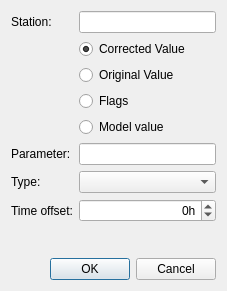
Old version of the form src/dl_addcolumn.ui in the repository metno/kvhqc.
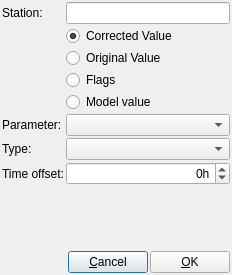
New version of the form.

```diff
--- a/src/dl_addcolumn.ui
+++ b/src/dl_addcolumn.ui
@@ -6,16 +6,25 @@
    <rect>
     <x>0</x>
     <y>0</y>
-    <width>227</width>
-    <height>291</height>
+    <width>232</width>
+    <height>275</height>
    </rect>
   </property>
   <property name="windowTitle">
    <string>Add column</string>
   </property>
   <layout class="QVBoxLayout" name="verticalLayout">
+   <property name="spacing">
+    <number>2</number>
+   </property>
+   <property name="margin">
+    <number>2</number>
+   </property>
    <item>
     <layout class="QFormLayout" name="formLayout">
+     <property name="fieldGrowthPolicy">
+      <enum>QFormLayout::AllNonFixedFieldsGrow</enum>
+     </property>
      <item row="0" column="0">
       <widget class="QLabel" name="labelStation">
        <property name="text">
@@ -34,7 +43,7 @@
       </widget>
      </item>
      <item row="7" column="1">
-      <widget class="QLineEdit" name="textParam"/>
+      <widget class="QComboBox" name="comboParam"/>
      </item>
      <item row="8" column="0">
       <widget class="QLabel" name="labelType">
@@ -103,14 +112,35 @@
     </layout>
    </item>
    <item>
-    <widget class="QDialogButtonBox" name="buttons">
-     <property name="orientation">
-      <enum>Qt::Horizontal</enum>
-     </property>
-     <property name="standardButtons">
-      <set>QDialogButtonBox::Cancel|QDialogButtonBox::Ok</set>
-     </property>
-    </widget>
+    <layout class="QHBoxLayout" name="horizontalLayout_3">
+     <item>
+      <spacer name="horizontalSpacer">
+       <property name="orientation">
+        <enum>Qt::Horizontal</enum>
+       </property>
+       <property name="sizeHint" stdset="0">
+        <size>
+         <width>40</width>
+         <height>20</height>
+        </size>
+       </property>
+      </spacer>
+     </item>
+     <item>
+      <widget class="QPushButton" name="buttonCancel">
+       <property name="text">
+        <string>&amp;Cancel</string>
+       </property>
+      </widget>
+     </item>
+     <item>
+      <widget class="QPushButton" name="buttonOk">
+       <property name="text">
+        <string>&amp;OK</string>
+       </property>
+      </widget>
+     </item>
+    </layout>
    </item>
   </layout>
  </widget>
```
Left out of the diff: 126 changed lines with no effect on the pictures.
